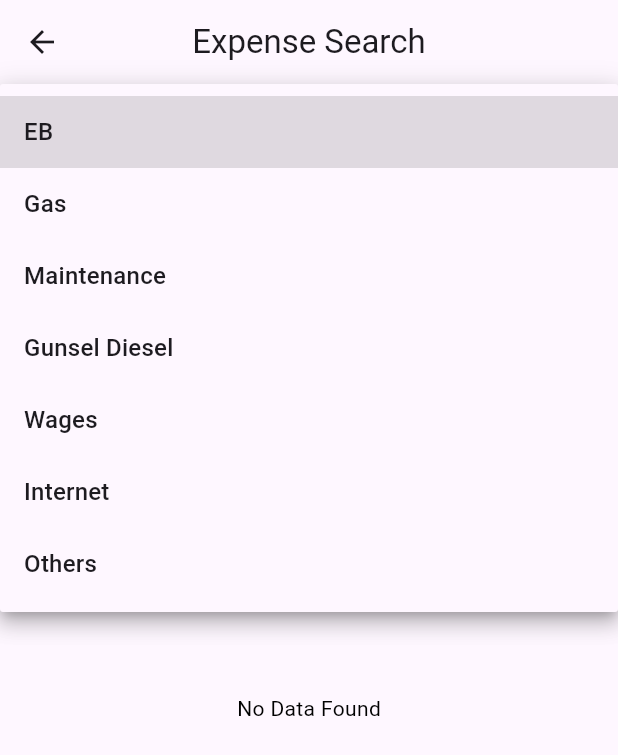
After one commit to fwdAndroid/hallbooking, a Flutter app: the SearchExpense screen opened directly, after a tap on "EB", on a phone screen of 412 x 824 dp. The commit adds this screen. Shown: the top 755 px of the screen. Run offline on Flutter 3.47's test engine with Material 3 defaults, Android fonts, the phone set to English and light mode, and no system bars; our stand-ins replace cloud_firestore, firebase_auth, firebase_core, google_fonts; accounts and stored records are empty.

Commit message:
Search By Category on Expense

```diff
--- a/lib/screens/booking/booksearch.dart
+++ b/lib/screens/booking/booksearch.dart
@@ -1,6 +1,5 @@
 import 'package:cloud_firestore/cloud_firestore.dart';
 import 'package:flutter/material.dart';
-import 'package:hallbooking/screens/booking/add_bookings.dart';
 import 'package:hallbooking/screens/booking/booking_detail.dart';
 import 'package:hallbooking/widgets/colors.dart';
 import 'package:intl/intl.dart';
--- a/lib/screens/expenses/add_expenses.dart
+++ b/lib/screens/expenses/add_expenses.dart
@@ -54,8 +54,8 @@ class _AddExpensesState extends State<AddExpenses> {
     'Maintenance',
     'Gunsel Diesel',
     "Wages",
-    "Internet"
-        'Others',
+    "Internet",
+    'Others',
   ];
 
   @override
--- /dev/null
+++ b/lib/screens/expenses/search_expense.dart
@@ -0,0 +1,178 @@
+import 'package:cloud_firestore/cloud_firestore.dart';
+import 'package:flutter/material.dart';
+import 'package:hallbooking/screens/expenses/expense_detail.dart';
+import 'package:hallbooking/widgets/colors.dart';
+
+class SearchExpense extends StatefulWidget {
+  const SearchExpense({Key? key}) : super(key: key);
+
+  @override
+  State<SearchExpense> createState() => _SearchExpenseState();
+}
+
+class _SearchExpenseState extends State<SearchExpense> {
+  String dropdownValue = 'EB'; // Default selected category
+  var categories = [
+    'EB',
+    'Gas',
+    'Maintenance',
+    'Gunsel Diesel',
+    "Wages",
+    "Internet",
+    'Others',
+  ]; // List of categories
+
+  @override
+  Widget build(BuildContext context) {
+    return Scaffold(
+      appBar: AppBar(
+        centerTitle: true,
+        title: const Text("Expense Search"),
+      ),
+      body: Column(
+        children: [
+          Padding(
+            padding: const EdgeInsets.all(8.0),
+            child: DropdownButton<String>(
+              // Initial Value
+              isExpanded: true,
+              value: dropdownValue,
+              // Down Arrow Icon
+              icon: const Icon(Icons.keyboard_arrow_down),
+              // List of categories
+              items: categories.map((String category) {
+                return DropdownMenuItem<String>(
+                  value: category,
+                  child: Text(category),
+                );
+              }).toList(),
+              // After selecting the desired option, change the button value to the selected value
+              onChanged: (String? newValue) {
+                setState(() {
+                  dropdownValue = newValue!;
+                });
+              },
+            ),
+          ),
+          StreamBuilder<QuerySnapshot>(
+            stream: FirebaseFirestore.instance
+                .collection("expenses")
+                .where('category',
+                    isEqualTo: dropdownValue) // Filter by selected category
+                .snapshots(),
+            builder:
+                (BuildContext context, AsyncSnapshot<QuerySnapshot> snapshot) {
+              if (snapshot.hasError) {
+                return Text('Error: ${snapshot.error}');
+              }
+
+              if (snapshot.connectionState == ConnectionState.waiting) {
+                return CircularProgressIndicator();
+              }
+
+              if (snapshot.data!.docs.isEmpty) {
+                return Expanded(
+                  child: Center(
+                    child: Text(
+                      "No Data Found",
+                      style: TextStyle(color: Colors.black),
+                    ),
+                  ),
+                );
+              }
+
+              return Expanded(
+                child: ListView.builder(
+                  itemCount: snapshot.data!.docs.length,
+                  itemBuilder: (BuildContext context, int index) {
+                    final DocumentSnapshot document =
+                        snapshot.data!.docs[index];
+                    final Map<String, dynamic> data =
+                        document.data() as Map<String, dynamic>;
+                    return Card(
+                      color: Color(0xffffc525),
+                      child: Column(
+                        children: [
+                          ListTile(
+                            title: Column(
+                              crossAxisAlignment: CrossAxisAlignment.start,
+                              children: [
+                                Text(
+                                  data['vendorName'],
+                                  style: TextStyle(
+                                      color: titleColor,
+                                      fontWeight: FontWeight.w300),
+                                ),
+                                Text(
+                                  data['category'],
+                                  style: TextStyle(fontWeight: FontWeight.w300),
+                                ),
+                              ],
+                            ),
+                            subtitle: Column(
+                              children: [
+                                Row(
+                                  children: [
+                                    Text(
+                                      "Amount:",
+                                      style: TextStyle(
+                                          color: titleColor,
+                                          fontWeight: FontWeight.w600),
+                                    ),
+                                    Text(
+                                      data['amount'].toString(),
+                                      style: TextStyle(
+                                          fontWeight: FontWeight.w300),
+                                    ),
+                                  ],
+                                ),
+                                Row(
+                                  children: [
+                                    Text(
+                                      "GST:",
+                                      style: TextStyle(
+                                          color: titleColor,
+                                          fontWeight: FontWeight.w600),
+                                    ),
+                                    Text(
+                                      data['vendorGST'].toString(),
+                                      style: TextStyle(
+                                          fontWeight: FontWeight.w300),
+                                    ),
+                                  ],
+                                ),
+                              ],
+                            ),
+                            trailing: TextButton(
+                              onPressed: () {
+                                Navigator.push(
+                                  context,
+                                  MaterialPageRoute(
+                                    builder: (builder) => ExpenseDetail(
+                                      billDate: data['billDate'],
+                                      vendorGST: data['vendorGST'],
+                                      vendorName: data['vendorName'],
+                                      amount: data['amount'].toString(),
+                                      description: data['description'],
+                                      category: data['category'].toString(),
+                                      uuid: data['uuid'],
+                                    ),
+                                  ),
+                                );
+                              },
+                              child: Text("View Details"),
+                            ),
+                          ),
+                        ],
+                      ),
+                    );
+                  },
+                ),
+              );
+            },
+          ),
+        ],
+      ),
+    );
+  }
+}
```
Also changed, not shown: lib/screens/expenses/show_expense.dart (+43 -9 lines).
